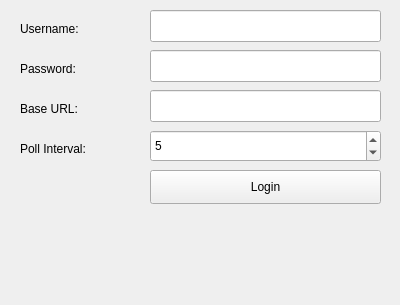
Old version of the form mainwindow.ui in the repository fabianfrz/usermapping-authenticator.
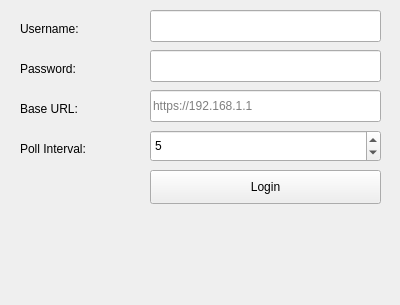
New version of the form.

Diff of the .ui file:
```diff
--- a/mainwindow.ui
+++ b/mainwindow.ui
@@ -127,6 +127,9 @@
       <height>32</height>
      </rect>
     </property>
+    <property name="placeholderText">
+     <string>https://192.168.1.1</string>
+    </property>
    </widget>
   </widget>
   <widget class="QMenuBar" name="menuBar">
```
Left out of the diff: 12 changed lines with no effect on the pictures.
